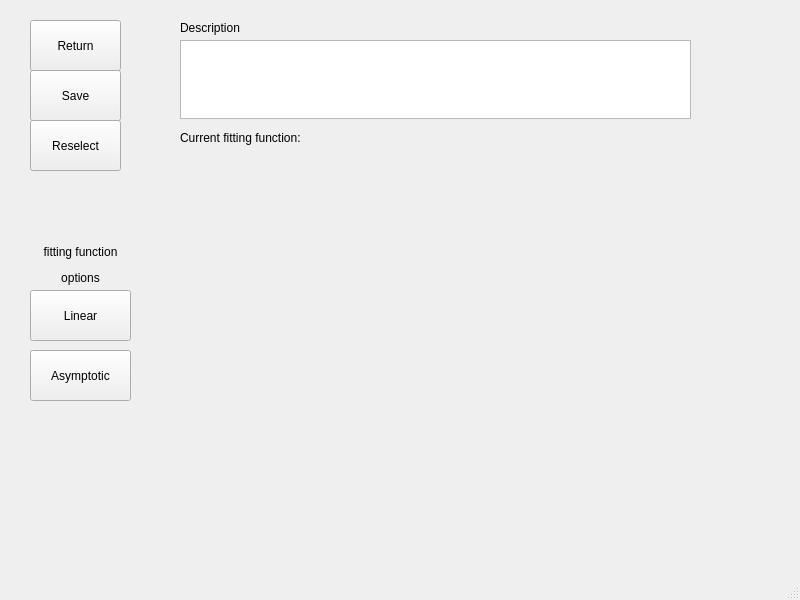
The window that UI/LinearRegression.ui (AndrewLiu0725/pyADR) describes before a commit, drawn with Qt 5.
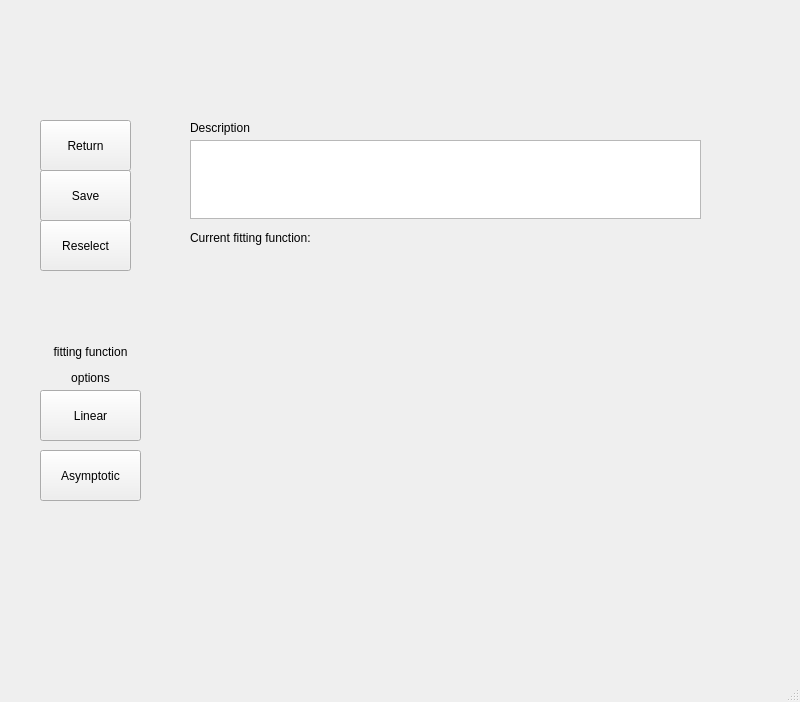
The same window after the commit.

```diff
--- a/UI/LinearRegression.ui
+++ b/UI/LinearRegression.ui
@@ -7,7 +7,7 @@
     <x>0</x>
     <y>0</y>
     <width>800</width>
-    <height>600</height>
+    <height>702</height>
    </rect>
   </property>
   <property name="windowTitle">
@@ -17,8 +17,8 @@
    <widget class="QTextEdit" name="text">
     <property name="geometry">
      <rect>
-      <x>180</x>
-      <y>40</y>
+      <x>190</x>
+      <y>140</y>
       <width>511</width>
       <height>79</height>
      </rect>
@@ -27,8 +27,8 @@
    <widget class="QLabel" name="label">
     <property name="geometry">
      <rect>
-      <x>180</x>
-      <y>20</y>
+      <x>190</x>
+      <y>120</y>
       <width>70</width>
       <height>16</height>
      </rect>
@@ -40,8 +40,8 @@
    <widget class="QPushButton" name="save">
     <property name="geometry">
      <rect>
-      <x>30</x>
-      <y>70</y>
+      <x>40</x>
+      <y>170</y>
       <width>91</width>
       <height>51</height>
      </rect>
@@ -53,8 +53,8 @@
    <widget class="QPushButton" name="return_2">
     <property name="geometry">
      <rect>
-      <x>30</x>
-      <y>20</y>
+      <x>40</x>
+      <y>120</y>
       <width>91</width>
       <height>51</height>
      </rect>
@@ -66,8 +66,8 @@
    <widget class="QPushButton" name="reselect">
     <property name="geometry">
      <rect>
-      <x>30</x>
-      <y>120</y>
+      <x>40</x>
+      <y>220</y>
       <width>91</width>
       <height>51</height>
      </rect>
@@ -79,8 +79,8 @@
    <widget class="QLabel" name="label_2">
     <property name="geometry">
      <rect>
-      <x>30</x>
-      <y>240</y>
+      <x>40</x>
+      <y>340</y>
       <width>101</width>
       <height>51</height>
      </rect>
@@ -92,8 +92,8 @@
    <widget class="QPushButton" name="linear">
     <property name="geometry">
      <rect>
-      <x>30</x>
-      <y>290</y>
+      <x>40</x>
+      <y>390</y>
       <width>101</width>
       <height>51</height>
      </rect>
@@ -105,8 +105,8 @@
    <widget class="QPushButton" name="asymptotic">
     <property name="geometry">
      <rect>
-      <x>30</x>
-      <y>350</y>
+      <x>40</x>
+      <y>450</y>
       <width>101</width>
       <height>51</height>
      </rect>
@@ -118,8 +118,8 @@
    <widget class="QLabel" name="current_fit_func">
     <property name="geometry">
      <rect>
-      <x>180</x>
-      <y>130</y>
+      <x>190</x>
+      <y>230</y>
       <width>511</width>
       <height>16</height>
      </rect>
```
